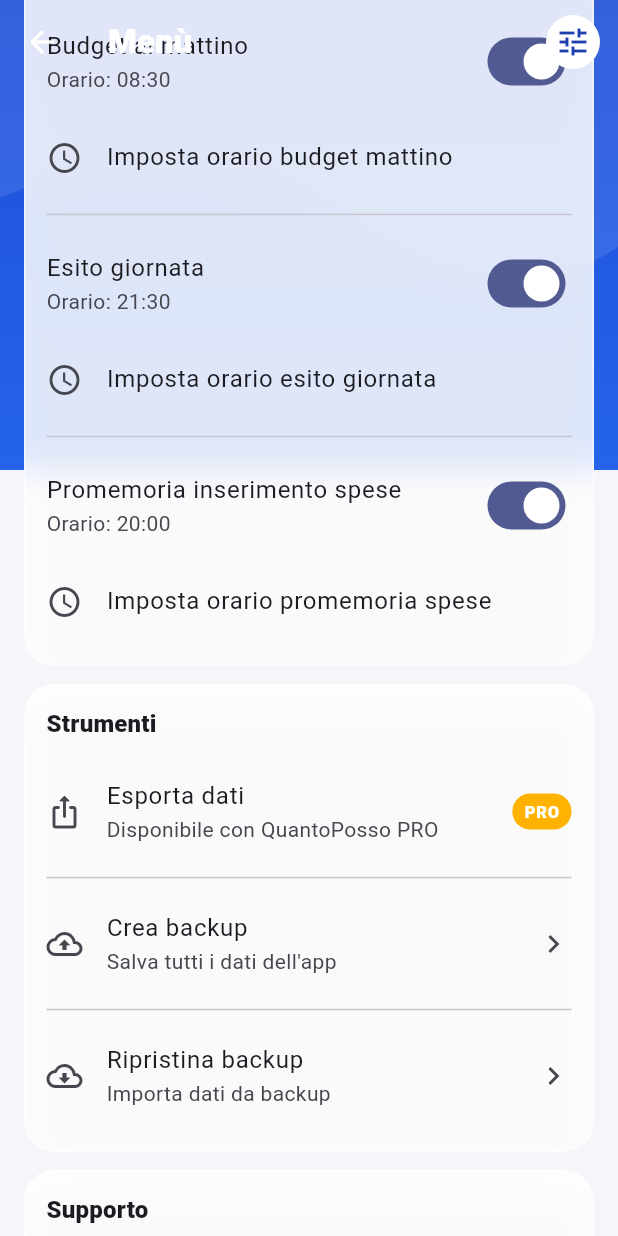
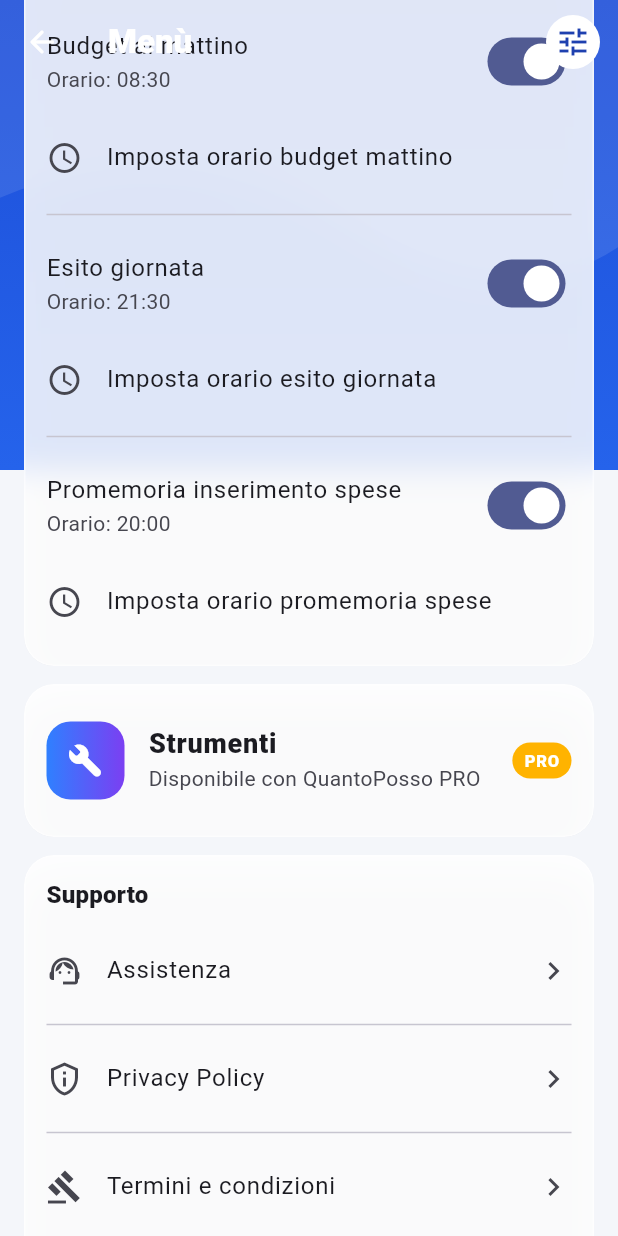
Before and after one commit to danieletaverriti-cpu/quantoposso, a Flutter app: the SettingsScreen screen opened directly with empty values, scrolled down 576 dp, on a phone screen of 412 x 824 dp. Run offline on Flutter 3.47's test engine with Material 3 defaults, Android fonts, the phone set to English and light mode, and no system bars; our stand-ins replace file_picker, fl_chart, flutter_local_notifications, hive, hive_flutter, image_picker and 5 more; accounts and stored records are empty.

Commit message:
cambio pro

```diff
--- a/lib/ui/screens/settings_screen.dart
+++ b/lib/ui/screens/settings_screen.dart
@@ -255,6 +255,22 @@ Future<void> _clearAvatar() async {
   Navigator.of(context).push(
     MaterialPageRoute(
       builder: (_) => ExportScreen(state: widget.state),
+    ),
+  );
+}
+void _openTools() {
+  if (!widget.state.isProActive) {
+    Navigator.of(context).push(
+      MaterialPageRoute(
+        builder: (_) => ProScreen(state: widget.state),
+      ),
+    );
+    return;
+  }
+
+  Navigator.of(context).push(
+    MaterialPageRoute(
+      builder: (_) => ToolsScreen(state: widget.state),
     ),
   );
 }
@@ -718,27 +734,29 @@ Row(
 _GlassCard(
   child: Padding(
     padding: const EdgeInsets.all(14),
-    child: Column(
-      crossAxisAlignment: CrossAxisAlignment.start,
-      children: [
-
-        Text(
+    child: ListTile(
+      contentPadding: EdgeInsets.zero,
+      leading: Container(
+        width: 52,
+        height: 52,
+        decoration: BoxDecoration(
+          gradient: const LinearGradient(
+            colors: [Color(0xFF2F80FF), Color(0xFF7B3FF2)],
+          ),
+          borderRadius: BorderRadius.circular(16),
+        ),
+        child: const Icon(Icons.build_rounded, color: Colors.white),
+      ),
+      title: const Text(
         'Strumenti',
-          style: theme.textTheme.titleMedium?.copyWith(
-            fontWeight: FontWeight.w900,
+        style: TextStyle(
+          fontSize: 18,
+          fontWeight: FontWeight.w800,
         ),
       ),
-
-        const SizedBox(height: 10),
-
-        // EXPORT
-        ListTile(
-          contentPadding: EdgeInsets.zero,
-          leading: const Icon(Icons.ios_share_rounded),
-          title: const Text('Esporta dati'),
       subtitle: Text(
         widget.state.isProActive
-                ? 'PDF e CSV premium'
+            ? 'Export, backup e ripristino'
             : 'Disponibile con QuantoPosso PRO',
       ),
       trailing: widget.state.isProActive
@@ -761,37 +779,7 @@ _GlassCard(
                 ),
               ),
             ),
-          onTap: _openExport,
-        ),
-
-        const Divider(),
-
-        // BACKUP
-        ListTile(
-          contentPadding: EdgeInsets.zero,
-          leading: const Icon(Icons.cloud_upload_outlined),
-          title: const Text('Crea backup'),
-          subtitle: const Text('Salva tutti i dati dell\'app'),
-          trailing: const Icon(Icons.chevron_right),
-          onTap: () {
-            BackupService.instance.exportBackup(widget.state);
-          },
-        ),
-
-        const Divider(),
-
-        // RIPRISTINO
-        ListTile(
-          contentPadding: EdgeInsets.zero,
-          leading: const Icon(Icons.cloud_download_outlined),
-          title: const Text('Ripristina backup'),
-          subtitle: const Text('Importa dati da backup'),
-          trailing: const Icon(Icons.chevron_right),
-          onTap: () {
-            BackupService.instance.importBackup(widget.state);
-          },
-        ),
-      ],
+      onTap: _openTools,
     ),
   ),
 ),
@@ -996,6 +984,7 @@ class _PrivacyPage extends StatelessWidget {
 class _TermsPage extends StatelessWidget {
   const _TermsPage();
 
+
   @override
   Widget build(BuildContext context) {
     return Scaffold(
@@ -1011,3 +1000,57 @@ class _TermsPage extends StatelessWidget {
     );
   }
 }
+class ToolsScreen extends StatelessWidget {
+  final AppState state;
+  const ToolsScreen({super.key, required this.state});
+
+  @override
+  Widget build(BuildContext context) {
+    return Scaffold(
+      appBar: AppBar(
+        title: const Text('Strumenti'),
+      ),
+      body: ListView(
+        padding: const EdgeInsets.all(16),
+        children: [
+          ListTile(
+            contentPadding: EdgeInsets.zero,
+            leading: const Icon(Icons.ios_share_rounded),
+            title: const Text('Esporta dati'),
+            subtitle: const Text('PDF e CSV premium'),
+            trailing: const Icon(Icons.chevron_right),
+            onTap: () {
+              Navigator.of(context).push(
+                MaterialPageRoute(
+                  builder: (_) => ExportScreen(state: state),
+                ),
+              );
+            },
+          ),
+          const Divider(),
+          ListTile(
+            contentPadding: EdgeInsets.zero,
+            leading: const Icon(Icons.cloud_upload_outlined),
+            title: const Text('Crea backup'),
+            subtitle: const Text('Salva tutti i dati dell\'app'),
+            trailing: const Icon(Icons.chevron_right),
+            onTap: () {
+              BackupService.instance.exportBackup(state);
+            },
+          ),
+          const Divider(),
+          ListTile(
+            contentPadding: EdgeInsets.zero,
+            leading: const Icon(Icons.cloud_download_outlined),
+            title: const Text('Ripristina backup'),
+            subtitle: const Text('Importa dati da backup'),
+            trailing: const Icon(Icons.chevron_right),
+            onTap: () {
+              BackupService.instance.importBackup(state);
+            },
+          ),
+        ],
+      ),
+    );
+  }
+}
--- a/pubspec.yaml
+++ b/pubspec.yaml
@@ -1,7 +1,7 @@
 name: quantoposso
 description: App semplice per controllo spese (giornaliere + fisse) con obiettivi e promemoria.
 publish_to: "none"
-version: 1.0.0+818
+version: 1.0.0+820
 
 environment:
   sdk: ">=3.6.0 <4.0.0"
```
Lines whose indentation alone changed are shown as unchanged.
